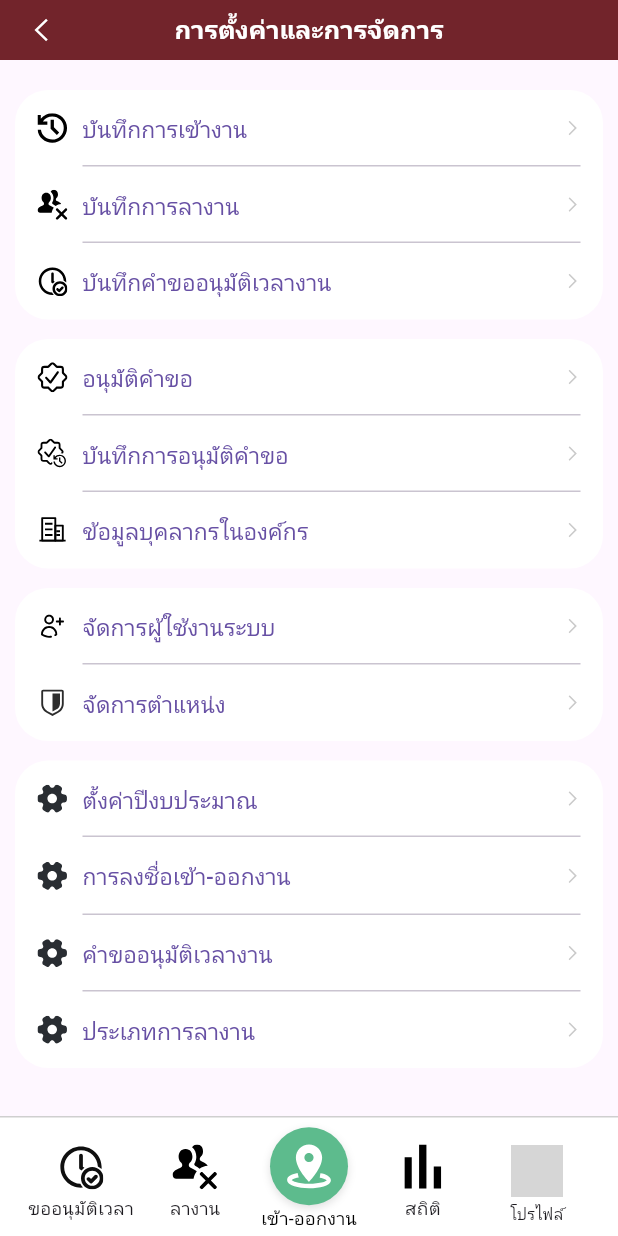
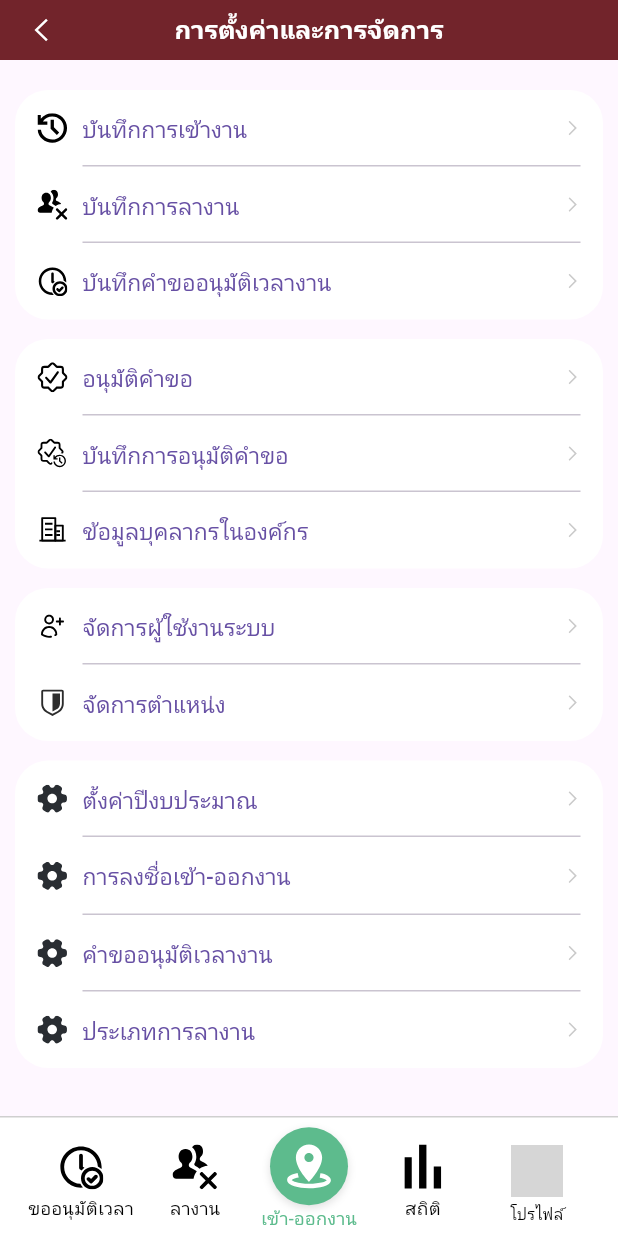
Before and after one commit to IMLV1/Attendance-System-Frontend, a Flutter app: the SettingPage screen opened directly, on a phone screen of 412 x 824 dp. Run offline on Flutter 3.47's test engine with Material 3 defaults, Android fonts, the phone set to English and light mode, and no system bars; our stand-ins replace dio, flutter_dotenv, flutter_secure_storage, flutter_svg, get_it, go_router and 1 more; accounts and stored records are empty; grey boxes are pictures that could not be loaded.

Commit message:
iOS Google login, bottom bar integrate

```diff
--- a/lib/shared/theme/app_colors.dart
+++ b/lib/shared/theme/app_colors.dart
@@ -15,4 +15,7 @@ class AppColors {
   static const subTitleColor = Color(0xFFCFCFCF);
 
   static const sideBarColor = Color(0xFF2f3337);
+  static const selectedMenuColor = Color(0xFF5dbb8d);
+  static const unSelectMenuColor = Color(0xFF000000);
+  static const unSelectMenuIconColor = Color(0xFF74787B);
 }
--- a/lib/shared/widgets/app_scaffold.dart
+++ b/lib/shared/widgets/app_scaffold.dart
@@ -1,7 +1,7 @@
 import 'package:attendance_system/core/utils/responsive.dart';
 import 'package:attendance_system/shared/widgets/head_bar/header.dart';
 import 'package:attendance_system/shared/widgets/navigation/bottom_navigation.dart';
-import 'package:attendance_system/shared/widgets/navigation/navigation_state.dart';
+import 'package:attendance_system/shared/widgets/navigation_state.dart';
 import 'package:attendance_system/shared/widgets/navigation/sidebar_navigation.dart';
 import 'package:flutter/cupertino.dart';
 import 'package:flutter/material.dart';
@@ -34,7 +34,7 @@ class AppScaffold extends StatelessWidget {
                   ?header,
                 ],
               ),
-              bottomNavigationBar: (!hideNavigation) ? BottomNavigation() : null,
+              bottomNavigationBar: (Responsive.isMobile(context) && !hideNavigation) ? BottomNavigation() : null,
               )
             ),
           ],
--- a/lib/shared/widgets/navigation/bottom_navigation.dart
+++ b/lib/shared/widgets/navigation/bottom_navigation.dart
@@ -1,20 +1,16 @@
+import 'package:attendance_system/shared/widgets/navigation_state.dart';
 import 'package:flutter/material.dart';
 import 'package:attendance_system/shared/theme/app_colors.dart';
 import 'package:flutter_svg/flutter_svg.dart';
+import 'package:provider/provider.dart';
 
-class BottomNavigation extends StatefulWidget {
-
+class BottomNavigation extends StatelessWidget {
 
   const BottomNavigation({super.key});
 
   @override
-  State<BottomNavigation> createState() => _BottomNavigationState();
+  Widget build(BuildContext context) {
 
-}
-
-class _BottomNavigationState extends State<BottomNavigation> {
-  @override
-  Widget build(BuildContext context) {
     return BottomAppBar(
       color: AppColors.cardColor,
       elevation: 8,
@@ -32,37 +28,49 @@ class _BottomNavigationState extends State<BottomNavigation> {
         child: Row(
           mainAxisAlignment: MainAxisAlignment.spaceAround,
           children: [
-            _navigationItem('time-request', 'icon_time_request.svg', 'ขออนุมัติเวลา'),
-            _navigationItem('leave', 'icon_leave.svg', 'ลางาน'),
-            _centerItem('checkin', 'icon_checkin.svg', 'เข้า-ออกงาน'),
-            _navigationItem('statistic', 'icon_statistic.svg', 'สถิติ'),
-            _profileItem('profile', '', 'โปรไฟล์'),
+            _navigationItem(context, 'time-request', 'icon_time_request.svg', 'ขออนุมัติเวลา'),
+            _navigationItem(context, 'leave', 'icon_leave.svg', 'ลางาน'),
+            _centerItem(context, 'checkin', 'icon_checkin.svg', 'เข้า-ออกงาน'),
+            _navigationItem(context, 'statistic', 'icon_statistic.svg', 'สถิติ'),
+            _profileItem(context, 'profile', '', 'โปรไฟล์'),
           ],
         ),
       ),
     );
   }
 
-  Widget _navigationItem(String pageName, String iconPath, String label) {
+  Widget _navigationItem(BuildContext context, String pageName, String iconPath, String label) {
+
+    NavigationState nav = context.watch<NavigationState>();
+    String currentState = nav.currentPage;
+
     return Expanded(
       child: InkWell(
-        onTap: () {},
+
+        splashColor: Colors.transparent,
+        highlightColor: Colors.transparent,
+
+        onTap: () {
+          nav.setPage(pageName);
+        },
 
         child: Column(
           mainAxisAlignment: MainAxisAlignment.end,
           children: [
             SizedBox(
-              height:30,
+              height: 30,
               width: 30,
               child: SvgPicture.asset(
                 'assets/images/$iconPath',
+                colorFilter: ColorFilter.mode(currentState == pageName ? AppColors.selectedMenuColor : AppColors.unSelectMenuColor, BlendMode.srcIn),
               ),
             ),
             const SizedBox(height: 4),
             Text(
               label,
-              style: const TextStyle(
+              style: TextStyle(
                 fontSize: 12,
+                color: (currentState == pageName) ? AppColors.selectedMenuColor : AppColors.unSelectMenuColor
               ),
               maxLines: 1,
             ),
@@ -72,10 +80,20 @@ class _BottomNavigationState extends State<BottomNavigation> {
       ),
     );
   }
-  Widget _centerItem(String pageName, String iconPath, String label) {
+  Widget _centerItem(BuildContext context, String pageName, String iconPath, String label) {
+
+    NavigationState nav = context.watch<NavigationState>();
+    String currentState = nav.currentPage;
+
     return Expanded(
       child: InkWell(
-        onTap: () {},
+
+        splashColor: Colors.transparent,
+        highlightColor: Colors.transparent,
+
+        onTap: () {
+          nav.setPage(pageName);
+        },
         child: Column(
           mainAxisAlignment: MainAxisAlignment.center,
           children: [
@@ -84,10 +102,10 @@ class _BottomNavigationState extends State<BottomNavigation> {
               child: Container(
                 width: 52,
                 height: 52,
-                decoration: const BoxDecoration(
-                  color: Color(0xFF5DBB8D),
+                decoration: BoxDecoration(
+                  color: (currentState == pageName) ? AppColors.selectedMenuColor : AppColors.unSelectMenuIconColor,
                   shape: BoxShape.circle,
-                  boxShadow: [
+                  boxShadow: const [
                     BoxShadow(color: Colors.black12, blurRadius: 4, offset: Offset(0, 2))
                   ],
                 ),
@@ -105,9 +123,9 @@ class _BottomNavigationState extends State<BottomNavigation> {
               offset: const Offset(0, 2),
               child: Text(
                 label,
-                style: const TextStyle(
+                style: TextStyle(
                   fontSize: 12,
-                  color: Colors.black,
+                  color: (currentState == pageName) ? AppColors.selectedMenuColor : AppColors.unSelectMenuIconColor,
                   fontWeight: FontWeight.normal,
                 ),
               ),
@@ -117,11 +135,19 @@ class _BottomNavigationState extends State<BottomNavigation> {
       ),
     );
   }
-  Widget _profileItem(String pageNage,String iconPath, String label) {
+  Widget _profileItem(BuildContext context, String pageName ,String iconPath, String label) {
+
+    NavigationState nav = context.watch<NavigationState>();
+    String currentState = nav.currentPage;
+
     return Expanded(
       child: InkWell(
+
+        splashColor: Colors.transparent,
+        highlightColor: Colors.transparent,
+
         onTap: () {
-          // onTap
+          nav.setPage(pageName);
         },
         child: Column(
           mainAxisAlignment: MainAxisAlignment.end,
@@ -134,15 +160,16 @@ class _BottomNavigationState extends State<BottomNavigation> {
                   width: 35,
                   height: 35,
                   fit: BoxFit.cover,
-                  errorBuilder: (context, error, stackTrace) => const Icon(Icons.person, size: 35),
+                  errorBuilder: (context, error, stackTrace) => Icon(Icons.person, color: (currentState == pageName) ? AppColors.selectedMenuColor : AppColors.unSelectMenuColor, size: 35),
                 ),
               ),
             ),
             const SizedBox(height: 4),
             Text(
               label,
-              style: const TextStyle(
+              style: TextStyle(
                 fontSize: 10,
+                color: (currentState == pageName) ? AppColors.selectedMenuColor : AppColors.unSelectMenuColor
               ),
               maxLines: 1,
               textAlign: TextAlign.center,
@@ -153,4 +180,5 @@ class _BottomNavigationState extends State<BottomNavigation> {
       ),
     );
   }
+
 }
--- a/lib/shared/widgets/navigation/sidebar_navigation.dart
+++ b/lib/shared/widgets/navigation/sidebar_navigation.dart
@@ -1,5 +1,5 @@
 import 'package:attendance_system/shared/theme/app_colors.dart';
-import 'package:attendance_system/shared/widgets/navigation/navigation_state.dart';
+import 'package:attendance_system/shared/widgets/navigation_state.dart';
 import 'package:flutter/material.dart';
 import 'package:flutter_svg/flutter_svg.dart';
 import 'package:provider/provider.dart';
```
Also changed, not shown: lib/core/auth/google_login_service.dart (+11 -0 lines), lib/shared/widgets/navigation_state.dart (renamed from lib/shared/widgets/navigation/navigation_state.dart), 4 other files.
